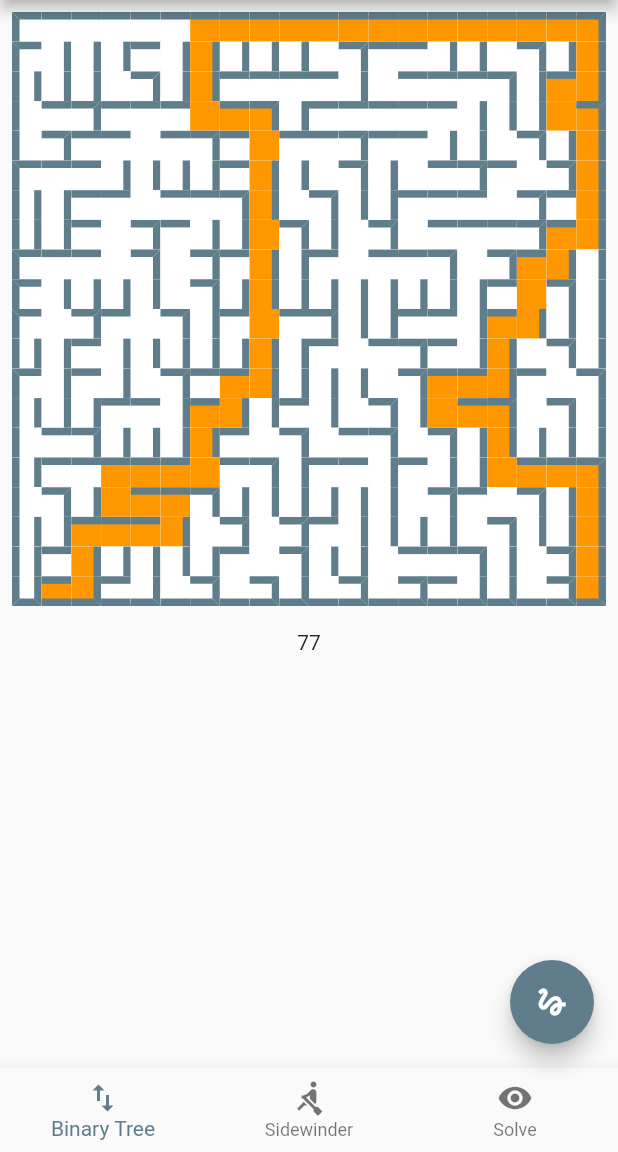
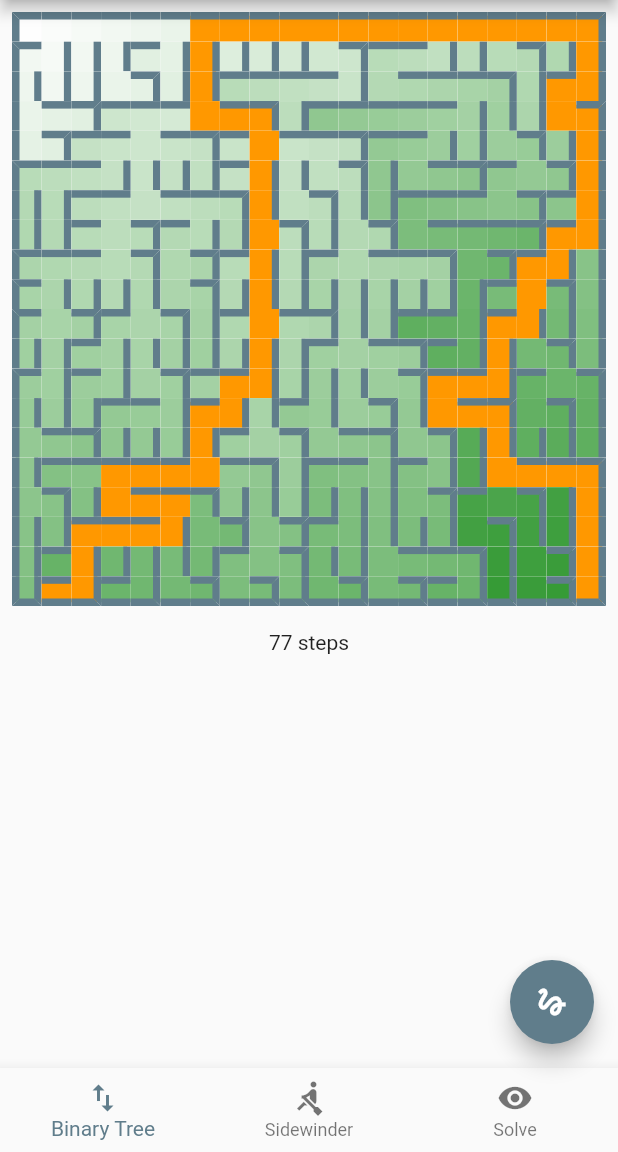
Before and after one commit to mattetti/maze_gen, a Flutter app: the screen it shows after launch, item 3 of the bottom bar chosen, on a phone screen of 412 x 824 dp, the part 84-1236 px from its top. Run offline on Flutter 3.47's test engine with Material 2 defaults, Android fonts, the phone set to English and light mode, and no system bars.

Commit message:
colorizing the maze

```diff
--- a/lib/core/models/cell.dart
+++ b/lib/core/models/cell.dart
@@ -1,3 +1,5 @@
+import 'package:flutter/material.dart';
+
 enum Wall {
   north,
   south,
@@ -8,6 +10,7 @@ enum Wall {
 class Cell {
   final int row;
   final int col;
+  Color color;
   var entry = false;
   var exit = false;
   var visited = false;
@@ -23,6 +26,7 @@ class Cell {
     entry = false;
     exit = false;
     visited = false;
+    color = null;
     for (var i = 0; i != connections.length; ++i) {
       connections[i] = false;
     }
--- /dev/null
+++ b/lib/core/models/distance_calculator.dart
@@ -0,0 +1,43 @@
+import 'dart:collection';
+
+import 'package:maze_gen/core/models/grid.dart';
+
+class DistanceCalculator {
+  Grid grid;
+  final distances = HashMap<int, int>();
+  int _startOffset;
+
+  DistanceCalculator(this.grid, {int startRow, int startCol}) {
+    if (startRow != null && startCol != null) {
+      _startOffset = grid.offset(startRow, startCol);
+    } else {
+      _startOffset = grid.entryOffset;
+    }
+  }
+
+  // calculateDistances from a start point the returned hash map is the cell
+  // offset and the distance to the start cell.
+  HashMap<int, int> calculateDistances() {
+    distances.clear();
+    distances[_startOffset] = 0;
+
+    List<int> frontiers = [_startOffset];
+
+    while (frontiers.isNotEmpty) {
+      List<int> newFrontiers = [];
+      frontiers.forEach((int targetOffset) {
+        var current = grid.getCellAt(targetOffset);
+        grid.connectedCells(current).forEach((c) {
+          final neighborOffset = grid.offset(c.row, c.col);
+          if (distances.containsKey(neighborOffset)) {
+            return;
+          }
+          distances[neighborOffset] = distances[targetOffset] + 1;
+          newFrontiers.add(neighborOffset);
+        });
+      });
+      frontiers = newFrontiers;
+    }
+    return distances;
+  }
+}
--- /dev/null
+++ b/lib/core/models/generators/enhancers/colorize.dart
@@ -0,0 +1,24 @@
+import 'dart:math';
+
+import 'package:flutter/material.dart';
+import 'package:maze_gen/core/models/distance_calculator.dart';
+import 'package:maze_gen/core/models/grid.dart';
+import 'package:maze_gen/core/models/interfaces/grid_modifier.dart';
+
+class Colorize implements GridModifier {
+  Grid on(Grid grid) {
+    final calculator = DistanceCalculator(grid);
+    final distances = calculator.calculateDistances();
+    final maxDistance = distances.values.reduce(max);
+    double intensity;
+    int dark;
+    int bright;
+    distances.forEach((int offset, int distance) {
+      intensity = (maxDistance - distance).toDouble() / maxDistance;
+      dark = (255 * intensity).round();
+      bright = 128 + (127 * intensity).round();
+      grid.getCellAt(offset).color = Color.fromRGBO(dark, bright, dark, 0.8);
+    });
+    return grid;
+  }
+}
--- a/lib/core/models/solvers/dijkstra.dart
+++ b/lib/core/models/solvers/dijkstra.dart
@@ -1,13 +1,14 @@
 import 'dart:collection';
 
 import 'package:maze_gen/core/models/cell.dart';
+import 'package:maze_gen/core/models/distance_calculator.dart';
 import 'package:maze_gen/core/models/grid.dart';
 import 'package:maze_gen/core/models/interfaces/grid_solver.dart';
 
 class Dijkstra implements GridSolver {
   Grid grid;
   int _startOffset;
-  final distances = HashMap<int, int>();
+  DistanceCalculator distanceCalculator;
 
   Dijkstra(this.grid, {int startRow, int startCol}) {
     if (startRow != null && startCol != null) {
@@ -15,6 +16,8 @@ class Dijkstra implements GridSolver {
     } else {
       _startOffset = grid.entryOffset;
     }
+
+    distanceCalculator = DistanceCalculator(grid, startRow: startRow, startCol: startCol);
   }
 
   int solve(Grid grid) {
@@ -23,31 +26,6 @@ class Dijkstra implements GridSolver {
     final pathOffsets = pathTo(exitCell.row, exitCell.col);
     pathOffsets.forEach((int offset) => grid.getCellAt(offset).visited = true);
     return pathOffsets.length;
-  }
-
-  // calculateDistances from a start point
-  HashMap<int, int> calculateDistances() {
-    distances.clear();
-    distances[_startOffset] = 0;
-
-    List<int> frontiers = [_startOffset];
-
-    while (frontiers.isNotEmpty) {
-      List<int> newFrontiers = [];
-      frontiers.forEach((int targetOffset) {
-        var current = grid.getCellAt(targetOffset);
-        grid.connectedCells(current).forEach((c) {
-          final neighborOffset = grid.offset(c.row, c.col);
-          if (distances.containsKey(neighborOffset)) {
-            return;
-          }
-          distances[neighborOffset] = distances[targetOffset] + 1;
-          newFrontiers.add(neighborOffset);
-        });
-      });
-      frontiers = newFrontiers;
-    }
-    return distances;
   }
 
   // shortestPathTo returns a list of cells used to go from the start to a given
@@ -60,8 +38,8 @@ class Dijkstra implements GridSolver {
     breadcrumbs[currentOffset] = 0; // mark the end as visited
     var current = grid.getCellAt(currentOffset);
     final start = grid.getCellAt(_startOffset);
-    if (distances.length < 1) {
-      calculateDistances();
+    if (distanceCalculator.distances.length < 1) {
+      distanceCalculator.calculateDistances();
     }
 
     // debugPrint("solving from ${current.row} ${current.col} to ${start.row} ${start.col}");
@@ -71,8 +49,8 @@ class Dijkstra implements GridSolver {
       // debugPrint(linkedCells.length.toString() + " linked cells");
       for (final Cell c in linkedCells) {
         var neighborOffset = grid.offset(c.row, c.col);
-        if (distances[neighborOffset] < distances[currentOffset]) {
-          breadcrumbs[neighborOffset] = distances[neighborOffset];
+        if (distanceCalculator.distances[neighborOffset] < distanceCalculator.distances[currentOffset]) {
+          breadcrumbs[neighborOffset] = distanceCalculator.distances[neighborOffset];
           currentOffset = neighborOffset;
           current = grid.getCellAt(currentOffset);
           break;
@@ -89,11 +67,11 @@ class Dijkstra implements GridSolver {
     var maxDistance = 0;
     var furthestOffset = _startOffset;
 
-    if (distances.length < 1) {
-      calculateDistances();
+    if (distanceCalculator.distances.length < 1) {
+      distanceCalculator.calculateDistances();
     }
 
-    distances.forEach((int offset, int distance) {
+    distanceCalculator.distances.forEach((int offset, int distance) {
       if (distance > maxDistance) {
         furthestOffset = offset;
         maxDistance = distance;
--- a/lib/main.dart
+++ b/lib/main.dart
@@ -1,4 +1,5 @@
 import 'package:flutter/material.dart';
+import 'package:maze_gen/core/models/generators/enhancers/colorize.dart';
 import 'package:maze_gen/core/models/generators/entries/longest_path.dart';
 import 'package:maze_gen/core/models/generators/grids/binary_tree.dart';
 import 'package:maze_gen/core/models/generators/grids/sidewinder.dart';
@@ -6,8 +7,6 @@ import 'package:maze_gen/core/models/grid.dart';
 import 'package:maze_gen/core/models/solvers/dijkstra.dart';
 import 'package:maze_gen/ui/cell/cell_view.dart';
 import 'package:provider/provider.dart';
-
-import 'core/models/cell.dart';
 
 void main() => runApp(MyApp());
 
@@ -19,7 +18,7 @@ class MyApp extends StatelessWidget {
   @override
   Widget build(BuildContext context) {
     return Provider<Grid>.value(
-        value: Grid(gridWidth, gridHeight).apply(Sidewinder()).apply(LongestPath()),
+        value: Grid(gridWidth, gridHeight).apply(Sidewinder()).apply(Colorize()).apply(LongestPath()),
         child: MaterialApp(
           title: 'Mazes',
           theme: ThemeData(
@@ -51,19 +50,20 @@ class _MyHomePageState extends State<MyHomePage> {
   void _resetGrid() {
     setState(() {
       newGrid(Provider.of<Grid>(context));
+      _infoBoxText = "";
     });
   }
 
   Grid newGrid(Grid grid) {
     switch (_currentIndex) {
       case 0:
-        return grid.reset().apply(BinaryTree()).apply(LongestPath());
+        return grid.reset().apply(BinaryTree()).apply(Colorize()).apply(LongestPath());
         break;
       case 1:
-        return grid.reset().apply(Sidewinder()).apply(LongestPath());
+        return grid.reset().apply(Sidewinder()).apply(Colorize()).apply(LongestPath());
         break;
       default:
-        return grid.reset().apply(BinaryTree()).apply(LongestPath());
+        return grid.reset().apply(BinaryTree()).apply(Colorize()).apply(LongestPath());
     }
   }
 
@@ -71,7 +71,7 @@ class _MyHomePageState extends State<MyHomePage> {
     if (index == 2) {
       setState(() {
         final grid = Provider.of<Grid>(context);
-        _infoBoxText = grid.solve(Dijkstra(grid)).toString();
+        _infoBoxText = grid.solve(Dijkstra(grid)).toString() + " steps";
       });
       return;
     }
@@ -129,7 +129,7 @@ class _MyHomePageState extends State<MyHomePage> {
                                           final cell = _grid.getCell(row, col);
                                           cell.exit = false;
                                           _grid.exitOffset = _grid.offset(row, col);
-                                          _infoBoxText = _grid.solve(Dijkstra(_grid)).toString();
+                                          _infoBoxText = _grid.solve(Dijkstra(_grid)).toString() + " steps";
                                         });
                                       }),
                                 ),
--- a/lib/ui/cell/cell_view.dart
+++ b/lib/ui/cell/cell_view.dart
@@ -42,6 +42,9 @@ class CellView extends StatelessWidget {
     if (cell.exit) {
       return Colors.green.withOpacity(0.4);
     }
+    if (cell.color != null) {
+      return cell.color;
+    }
 
     return Colors.white;
   }
```
